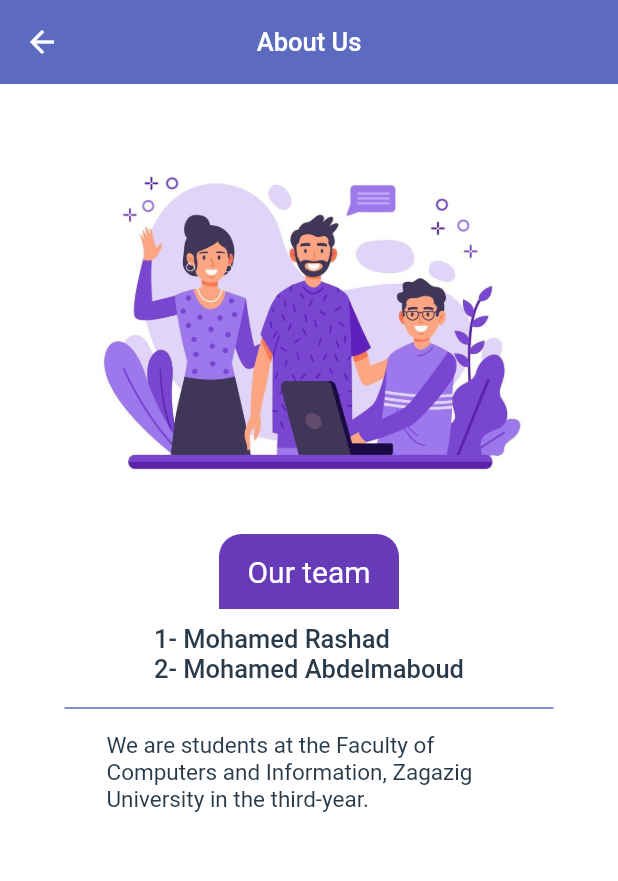
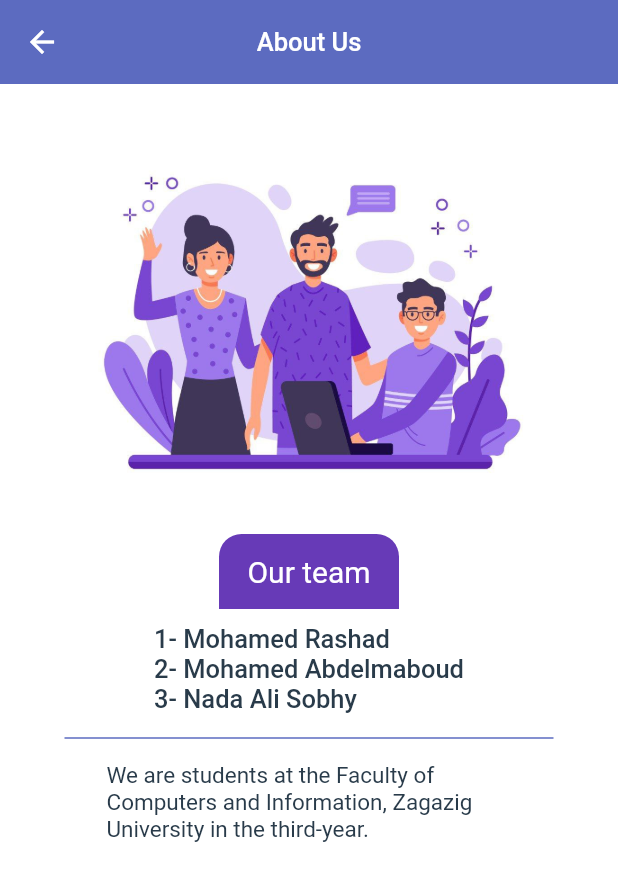
Before and after one commit to mohamedrashad102/sm3ly, a Flutter app: the AboutUsScreen screen opened by its route, on a phone screen of 412 x 824 dp. Shown: the top 881 px of the screen. Run offline on Flutter 3.47's test engine with Material 2 defaults, Android fonts, the phone set to English and light mode, and no system bars; our stand-ins replace cloud_firestore, curved_navigation_bar, firebase_auth, firebase_core, flutter_bloc, flutter_tts and 5 more; accounts and stored records are empty; Roboto replaces fonts that are missing (Kanit).

Commit message:
Update about_us_screen.dart

```diff
--- a/lib/screens/about_us_screen.dart
+++ b/lib/screens/about_us_screen.dart
@@ -50,6 +50,10 @@ class AboutUsScreen extends StatelessWidget {
                 text: "2- Mohamed Abdelmaboud",
                 color: MyColors.gradient1,
               ),
+              CustomText(
+                text: "3- Nada Ali Sobhy",
+                color: MyColors.gradient1,
+              ),
             ],
           ),
           const Padding(
```
